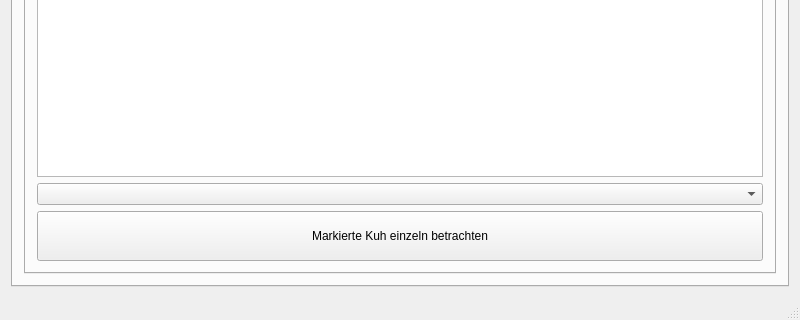
kuhmuckl/kuhmuckl, file mainwindow.ui: the form before one commit; both pictures show x 0 to 800 and y 230 to 550 of the 800 by 550 pixel window.
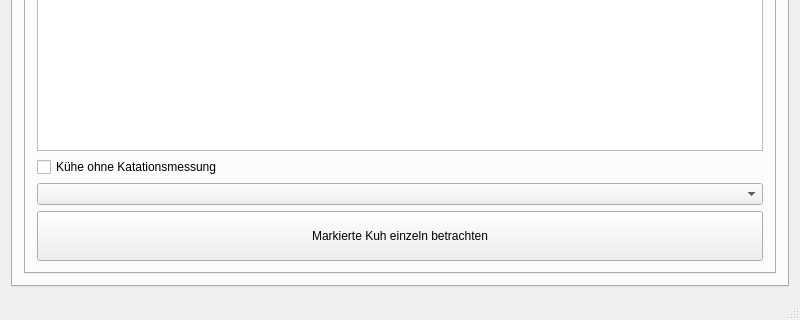
The form after the commit. The open tabs and pages were chosen to show the change.

Commit message: added saving tables added column nolak (cows without lak.-messure) added up-down-buttons in filter- and propertylist

The edit to the form file:
```diff
--- a/mainwindow.ui
+++ b/mainwindow.ui
@@ -178,6 +178,13 @@
               </property>
              </widget>
             </item>
+            <item>
+             <widget class="QCheckBox" name="cob_nolak">
+              <property name="text">
+               <string>Kühe ohne Katationsmessung</string>
+              </property>
+             </widget>
+            </item>
             <item>
              <widget class="QComboBox" name="cob_Table"/>
             </item>
```
Left out of the diff: 6 changed lines with no effect on the pictures. The commit also changes 5 other files.
